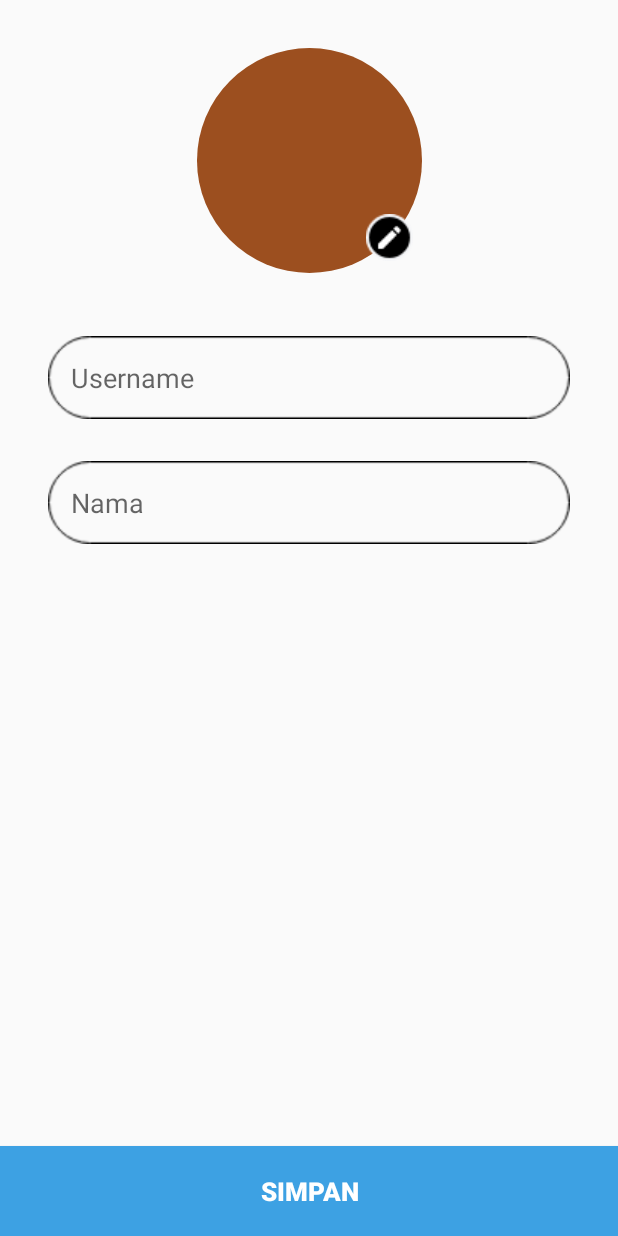
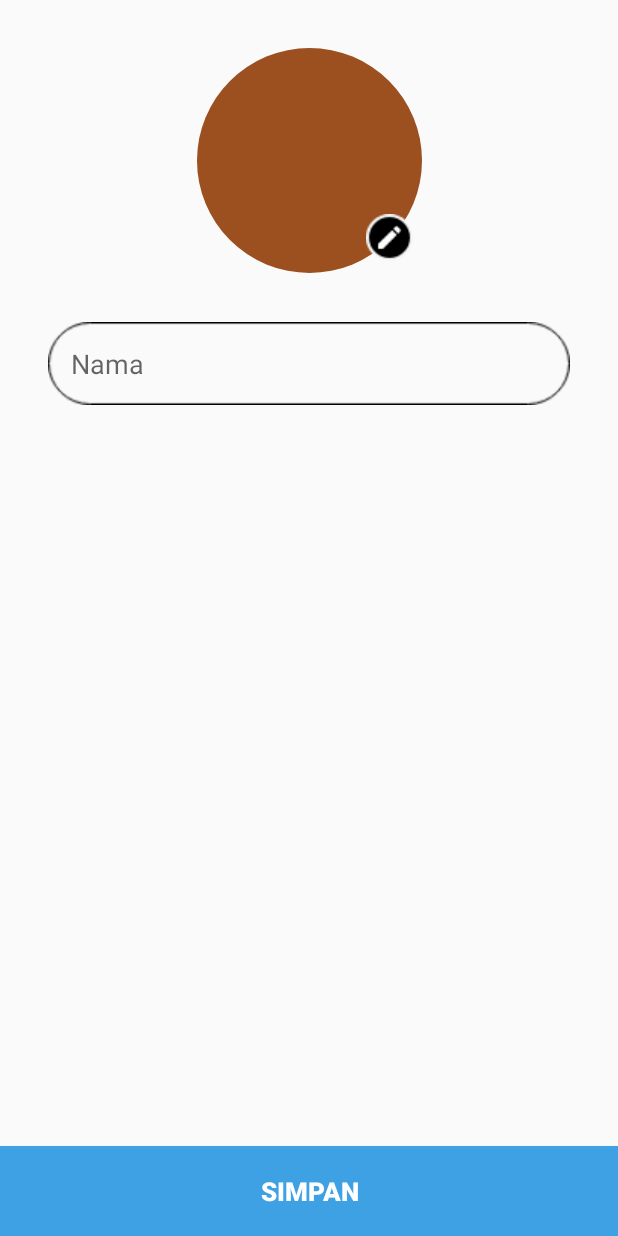
Before and after one commit to naufalahnaf17/SaranaLaporBandung, an Android app: the EditProfie screen opened directly, with no data from a screen before it, on a phone screen of 412 x 824 dp. Run offline under Robolectric (Android 15) with nearby library versions, the phone set to English and light mode, and no system bars; our stand-ins replace Firebase (no records; nobody signed in at launch, a user with empty details on screens opened directly); 1 statement that could not run was skipped.

Commit message:
Change UI Fitur Edit Profile

```diff
--- a/app/src/main/res/layout/activity_edit_profie.xml
+++ b/app/src/main/res/layout/activity_edit_profie.xml
@@ -24,27 +24,6 @@
         app:srcCompat="@drawable/brown_rounded" />
 
     <EditText
-        android:id="@+id/edtUsername"
-        android:layout_width="match_parent"
-        android:layout_height="wrap_content"
-        android:layout_marginStart="32dp"
-        android:layout_marginLeft="32dp"
-        android:layout_marginTop="8dp"
-        android:layout_marginEnd="32dp"
-        android:layout_marginRight="32dp"
-        android:layout_marginBottom="8dp"
-        android:background="@drawable/bg_input"
-        android:ems="10"
-        android:hint="Username"
-        android:inputType="text"
-        android:padding="15dp"
-        app:layout_constraintBottom_toBottomOf="parent"
-        app:layout_constraintEnd_toEndOf="parent"
-        app:layout_constraintStart_toStartOf="parent"
-        app:layout_constraintTop_toBottomOf="@+id/edtImage"
-        app:layout_constraintVertical_bias="0.060000002" />
-
-    <EditText
         android:id="@+id/edtNama"
         android:layout_width="match_parent"
         android:layout_height="wrap_content"
@@ -60,9 +39,9 @@
         android:inputType="text"
         android:padding="15dp"
         app:layout_constraintBottom_toBottomOf="parent"
-        app:layout_constraintEnd_toEndOf="@+id/edtUsername"
-        app:layout_constraintStart_toStartOf="@+id/edtUsername"
-        app:layout_constraintTop_toBottomOf="@+id/edtUsername"
+        app:layout_constraintEnd_toEndOf="@+id/edtImage"
+        app:layout_constraintStart_toStartOf="@+id/edtImage"
+        app:layout_constraintTop_toBottomOf="@+id/edtImage"
         app:layout_constraintVertical_bias="0.050000012" />
 
     <Button
```
Also changed, not shown: app/src/main/res/layout/activity_contact_us.xml (+5 -15 lines).
